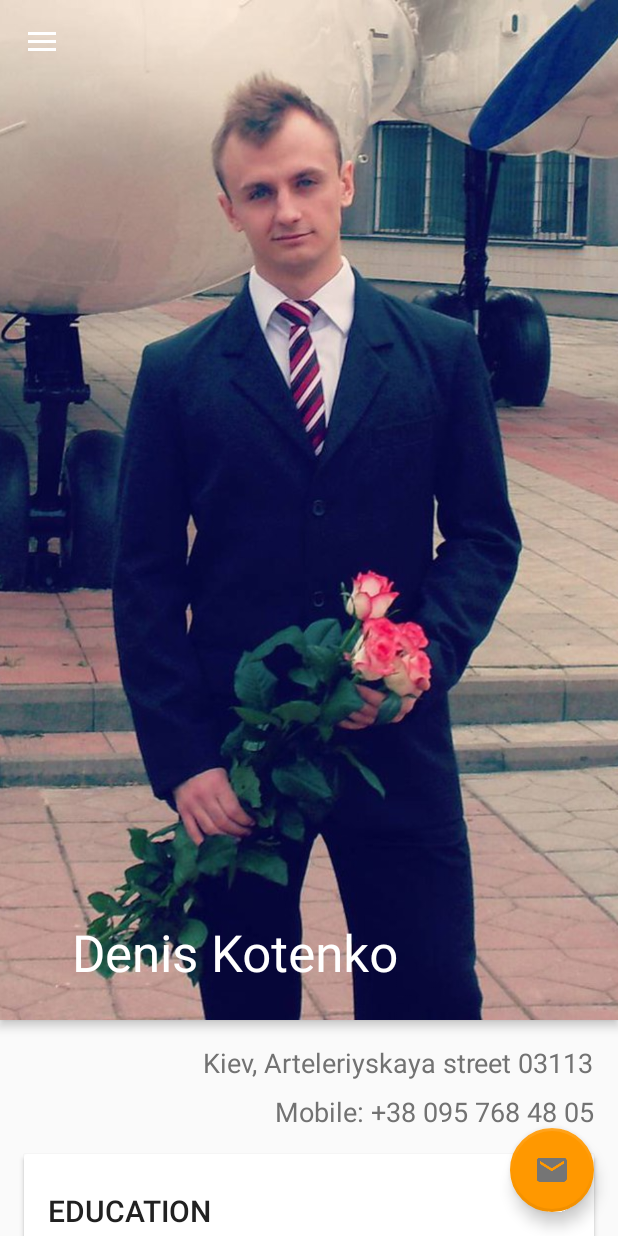
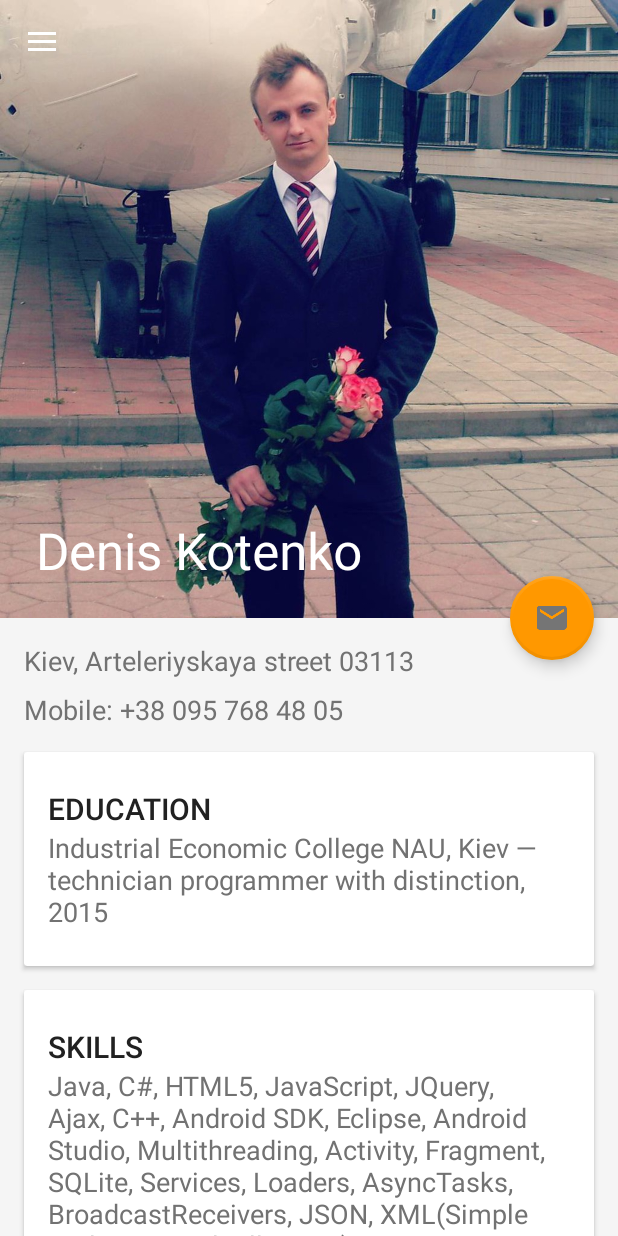
Before and after one commit to DenisKot/MaterialDesignApp, an Android app: the screen it shows after launch (MainActivity), in the side drawer, after a tap on "Navigation Item 4", on a phone screen of 412 x 824 dp. Run offline under Robolectric (Android 15) with nearby library versions, the phone set to English and light mode, and no system bars.

```diff
--- a/app/src/main/java/com/inspiriongames/materialdesignappdemo/MainActivity.java
+++ b/app/src/main/java/com/inspiriongames/materialdesignappdemo/MainActivity.java
@@ -3,9 +3,11 @@ package com.inspiriongames.materialdesignappdemo;
 import android.content.Intent;
 import android.content.SharedPreferences;
 import android.content.res.Configuration;
+import android.net.Uri;
 import android.os.PersistableBundle;
 import android.preference.PreferenceManager;
 import android.support.design.widget.CollapsingToolbarLayout;
+import android.support.design.widget.FloatingActionButton;
 import android.support.design.widget.NavigationView;
 import android.support.v4.view.GravityCompat;
 import android.support.v4.widget.DrawerLayout;
@@ -14,6 +16,7 @@ import android.support.v7.app.ActionBarDrawerToggle;
 import android.support.v7.app.AppCompatActivity;
 import android.support.v7.widget.Toolbar;
 import android.view.MenuItem;
+import android.view.View;
 import android.widget.ImageView;
 
 import com.bumptech.glide.Glide;
@@ -29,6 +32,7 @@ public class MainActivity extends AppCompatActivity implements NavigationView.On
     private DrawerLayout drawerLayout;
     private ActionBarDrawerToggle drawerToggle;
     private CollapsingToolbarLayout collapsingToolbarLayout;
+    private FloatingActionButton fab;
     private int mSelectedId;
     private boolean mUserSawDrawer = false;
 
@@ -62,6 +66,18 @@ public class MainActivity extends AppCompatActivity implements NavigationView.On
         collapsingToolbarLayout.setExpandedTitleColor(getResources().getColor(android.R.color.white));
         //final ImageView imageView = (ImageView) findViewById(R.id.meImageView);
         //Glide.with(this).load(R.drawable.me).centerCrop().into(imageView);
+
+        fab = (FloatingActionButton) findViewById(R.id.fab);
+        fab.setOnClickListener(new View.OnClickListener() {
+            @Override
+            public void onClick(View v) {
+                Intent emailIntent = new Intent(Intent.ACTION_SENDTO, Uri.fromParts(
+                        "mailto", "the_matrix@ukr.net", null));
+                emailIntent.putExtra(Intent.EXTRA_SUBJECT, "App Project");
+                emailIntent.putExtra(Intent.EXTRA_TEXT, "");
+                startActivity(Intent.createChooser(emailIntent, "Send email..."));
+            }
+        });
     }
 
     private void navigate() {
--- a/app/src/main/res/layout/activity_main.xml
+++ b/app/src/main/res/layout/activity_main.xml
@@ -4,40 +4,47 @@
     android:id="@+id/drawerLayout"
     android:layout_width="match_parent"
     android:layout_height="match_parent"
+    android:fitsSystemWindows="true"
     tools:context="com.inspiriongames.materialdesignappdemo.MainActivity">
 
     <android.support.design.widget.CoordinatorLayout
         android:id="@+id/mainContent"
         android:layout_width="match_parent"
-        android:layout_height="match_parent">
+        android:layout_height="match_parent"
+        android:fitsSystemWindows="true">
 
         <android.support.design.widget.AppBarLayout
             android:id="@+id/app_bar_layout"
             android:layout_width="match_parent"
-            android:layout_height="wrap_content">
+            android:layout_height="wrap_content"
+            android:fitsSystemWindows="true">
 
             <android.support.design.widget.CollapsingToolbarLayout
                 android:id="@+id/collapsing_toolbar_layout"
                 android:layout_width="match_parent"
                 android:layout_height="wrap_content"
                 app:contentScrim="?attr/colorPrimary"
-                app:layout_scrollFlags="scroll|enterAlways"
-                app:expandedTitleMarginStart="48dp"
-                app:expandedTitleMarginEnd="64dp">
+                app:layout_scrollFlags="scroll|exitUntilCollapsed"
+                app:expandedTitleMarginStart="24dp"
+                app:expandedTitleMarginEnd="64dp"
+                android:fitsSystemWindows="true">
 
                 <ImageView
                     android:id="@+id/meImageView"
                     android:layout_width="match_parent"
-                    android:layout_height="680dp"
+                    android:layout_height="wrap_content"
                     android:src="@drawable/me"
-                    android:scaleType="centerCrop"
-                    app:layout_collapseMode="parallax"/>
+                    android:adjustViewBounds="true"
+                    android:scaleType="fitCenter"
+                    app:layout_collapseMode="parallax"
+                    android:fitsSystemWindows="true"/>
 
                 <android.support.v7.widget.Toolbar
                     android:id="@+id/toolbar"
                     android:layout_width="match_parent"
                     android:layout_height="?attr/actionBarSize"
                     android:theme="@style/ThemeOverlay.AppCompat.Dark.ActionBar"
+                    app:layout_scrollFlags="scroll|exitUntilCollapsed"
                     app:layout_collapseMode="pin" />
 
             </android.support.design.widget.CollapsingToolbarLayout>
@@ -57,7 +64,6 @@
                 <TextView
                     android:layout_width="wrap_content"
                     android:layout_height="wrap_content"
-                    android:layout_gravity="right"
                     android:layout_marginTop="16dp"
                     android:layout_marginLeft="16dp"
                     android:layout_marginRight="16dp"
@@ -67,7 +73,6 @@
                 <TextView
                     android:layout_width="wrap_content"
                     android:layout_height="wrap_content"
-                    android:layout_gravity="right"
                     android:layout_marginLeft="16dp"
                     android:layout_marginRight="16dp"
                     android:layout_marginTop="8dp"
@@ -195,7 +200,8 @@
             android:id="@+id/fab"
             android:layout_width="wrap_content"
             android:layout_height="wrap_content"
-            android:layout_gravity="bottom|right|end"
+            app:layout_anchor="@id/app_bar_layout"
+            app:layout_anchorGravity="bottom|right|end"
             android:layout_margin="16dp"
             android:src="@mipmap/ic_email_grey600_24dp"
             app:borderWidth="2dp"
--- /dev/null
+++ b/app/src/main/res/values-v21/styles.xml
@@ -0,0 +1,9 @@
+<?xml version="1.0" encoding="utf-8"?>
+<resources>
+
+    <style name="AppTheme" parent="AppTheme.Base">
+        <item name="android:windowDrawsSystemBarBackgrounds">true</item>
+        <item name="android:statusBarColor">@android:color/transparent</item>
+    </style>
+
+</resources>
--- a/app/src/main/res/values/colors.xml
+++ b/app/src/main/res/values/colors.xml
@@ -8,5 +8,6 @@
     <color name="colorTextPrimary">#212121</color>
     <color name="colorTextSecondary">#727272</color>
     <color name="backgroundColor">#ffffff</color>
+    <color name="window_background">#FFF5F5F5</color>
 
 </resources>
--- a/app/src/main/res/values/styles.xml
+++ b/app/src/main/res/values/styles.xml
@@ -10,6 +10,7 @@
         <item name="colorAccent">@color/colorAccent</item>
         <item name="android:textColorPrimary">@color/colorTextPrimary</item>
         <item name="android:textColorSecondary">@color/colorTextSecondary</item>
+        <item name="android:windowBackground">@color/window_background</item>
     </style>
 
     <style name="Divider">
```
